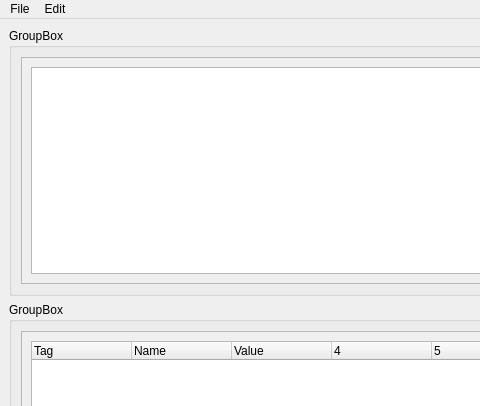
sjswerdloff/dcmQTreePy, file dcmqtreepy/mainwindow.ui: the form before one commit; both pictures show x 0 to 480 and y 0 to 406 of the 800 by 600 pixel window.
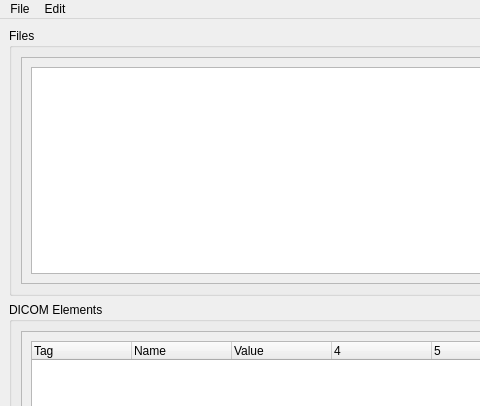
The form after the commit.

Commit message: trying to finish cleanup for group box titles

```diff
--- a/dcmqtreepy/mainwindow.ui
+++ b/dcmqtreepy/mainwindow.ui
@@ -18,7 +18,7 @@
     <item row="0" column="0" colspan="2">
      <widget class="QGroupBox" name="groupBox">
       <property name="title">
-       <string>GroupBox</string>
+       <string>Files</string>
       </property>
       <layout class="QFormLayout" name="formLayout_2">
        <item row="0" column="0" colspan="2">
@@ -56,7 +56,7 @@
     <item row="1" column="0" colspan="2">
      <widget class="QGroupBox" name="groupBox_2">
       <property name="title">
-       <string>GroupBox</string>
+       <string>DICOM Elements</string>
       </property>
       <layout class="QFormLayout" name="formLayout_3">
        <item row="0" column="0" colspan="2">
```
The commit also changes 8 other files.
